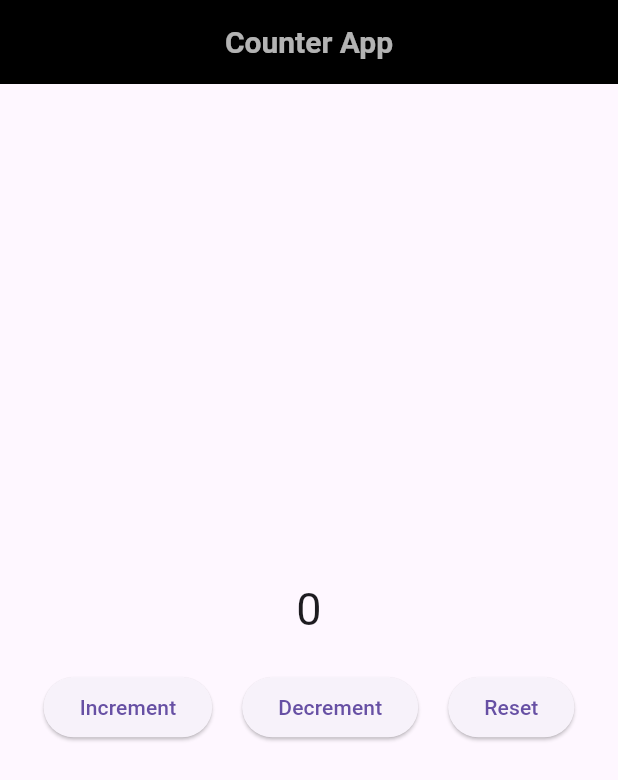
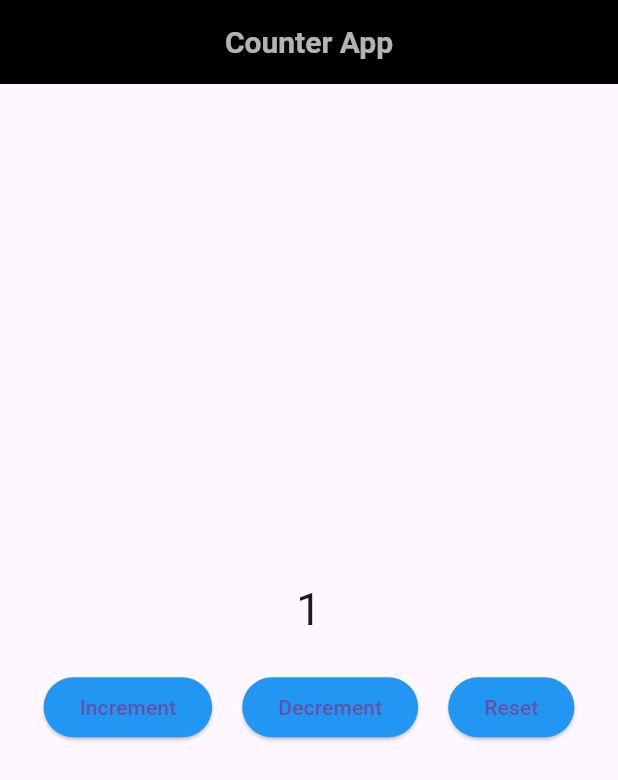
Before and after one commit to haris379/FlutterLearning, a Flutter app: the screen it shows after launch, after a tap on "Increment", on a phone screen of 412 x 824 dp. Shown: the top 780 px of the screen. Run offline on Flutter 3.47's test engine with Material 3 defaults, Android fonts, the light colour scheme and no system bars; our stand-ins replace flutter_slidable.

Commit message:
Create Increment Function

```diff
--- a/lib/CounterApp.dart
+++ b/lib/CounterApp.dart
@@ -9,6 +9,13 @@ class Counterapp extends StatefulWidget {
 
 class _CounterappState extends State<Counterapp> {
   int variable = 0;
+
+  @override
+  void Increment() {
+    setState(() {
+      variable += 1;
+    });
+  }
 
   @override
   Widget build(BuildContext context) {
@@ -39,11 +46,34 @@ class _CounterappState extends State<Counterapp> {
                 child: Row(
                   mainAxisAlignment: MainAxisAlignment.center,
                   children: [
-                    ElevatedButton(onPressed: () {}, child: Text("Increment")),
+                    // Increment
+                    ElevatedButton(
+                      onPressed: () {
+                        Increment();
+                      },
+                      child: Text("Increment"),
+                      style: ElevatedButton.styleFrom(
+                        backgroundColor: Colors.blue,
+                      ),
+                    ),
                     SizedBox(width: 20),
-                    ElevatedButton(onPressed: () {}, child: Text("Decrement")),
+                    // Decrement
+                    ElevatedButton(
+                      onPressed: () {},
+                      child: Text("Decrement"),
+                      style: ElevatedButton.styleFrom(
+                        backgroundColor: Colors.blue,
+                      ),
+                    ),
                     SizedBox(width: 20),
-                    ElevatedButton(onPressed: () {}, child: Text("Reset")),
+                    // Reset
+                    ElevatedButton(
+                      onPressed: () {},
+                      child: Text("Reset"),
+                      style: ElevatedButton.styleFrom(
+                        backgroundColor: Colors.blue,
+                      ),
+                    ),
                   ],
                 ),
               ),
```
